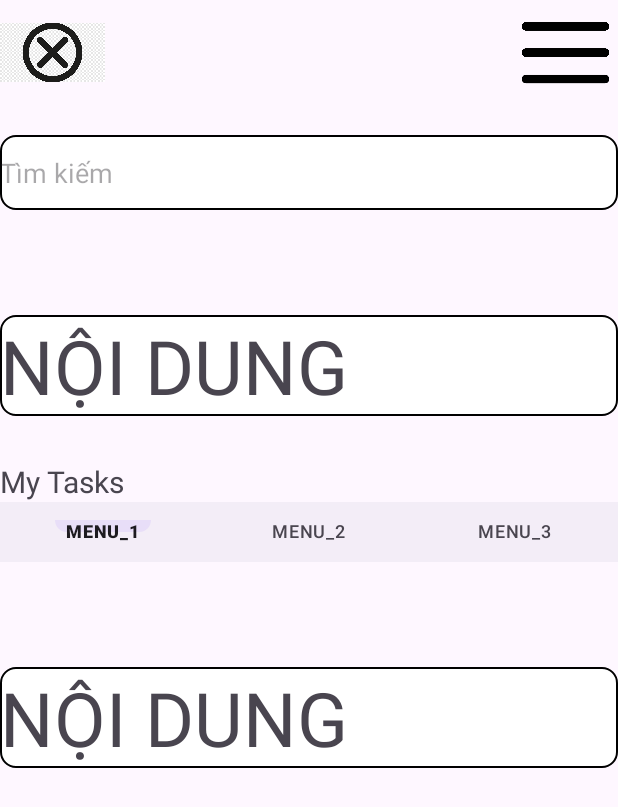
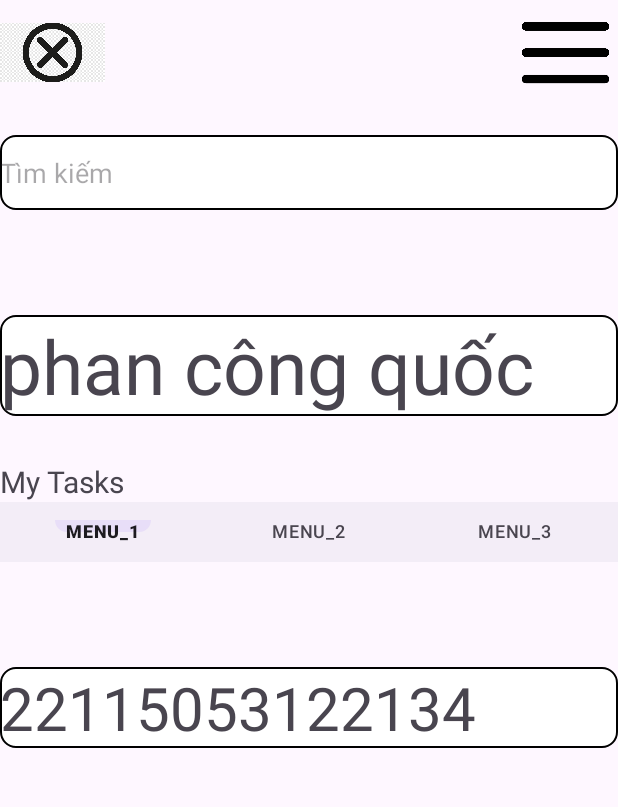
Before and after one commit to phan-cong-quoc/BT_CANHAN, an Android app: the MainActivity2 screen opened directly, with no data from a screen before it, on a phone screen of 412 x 824 dp. Shown: the top 807 px of the screen. Run offline under Robolectric (Android 15) with nearby library versions, the phone set to English and light mode, and no system bars.

Commit message:
"aecond"

```diff
--- a/app/src/main/res/layout/activity_main2.xml
+++ b/app/src/main/res/layout/activity_main2.xml
@@ -43,7 +43,7 @@
         <TextView
             android:layout_width="match_parent"
             android:layout_height="wrap_content"
-            android:text="NỘI DUNG"
+            android:text="phan công quốc"
             android:layout_marginTop="70dp"
             android:textSize="50dp"
             android:background="@drawable/editview"/>
@@ -64,9 +64,9 @@
         <TextView
             android:layout_width="match_parent"
             android:layout_height="wrap_content"
-            android:text="NỘI DUNG"
+            android:text="22115053122134"
             android:layout_marginTop="70dp"
-            android:textSize="50dp"
+            android:textSize="40dp"
             android:background="@drawable/editview"/>
     </LinearLayout>
 
```
